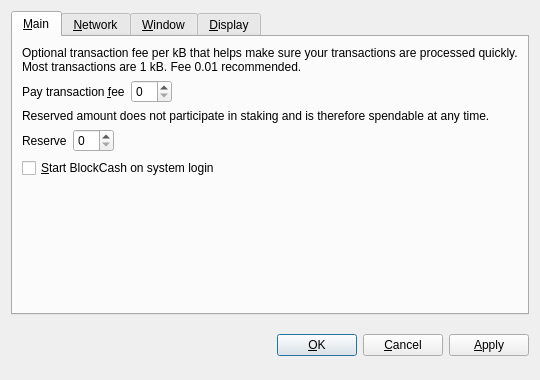
Old version of the form src/qt/forms/optionsdialog.ui in the repository saintcoin/saintcoin.
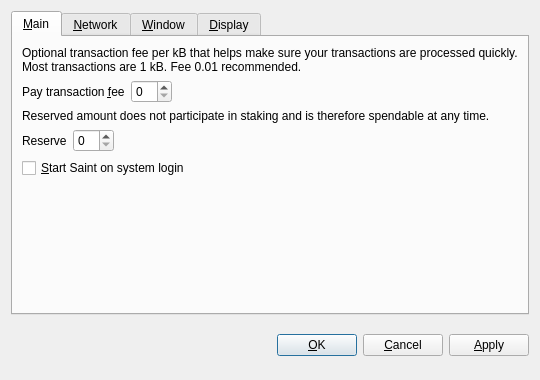
New version of the form. Custom widgets are drawn as their Qt base class.

Diff of the .ui file:
```diff
--- a/src/qt/forms/optionsdialog.ui
+++ b/src/qt/forms/optionsdialog.ui
@@ -128,7 +128,7 @@
           <string>Automatically start BlockCash after logging in to the system.</string>
          </property>
          <property name="text">
-          <string>&amp;Start BlockCash on system login</string>
+          <string>&amp;Start Saint on system login</string>
          </property>
         </widget>
        </item>
```
Left out of the diff: 10 changed lines with no effect on the pictures.
